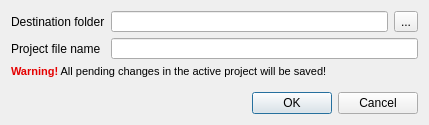
The window that src/ugeneui/src/project_support/ui/ExportProjectDialog.ui (dualword/ugene-qt4) describes before a commit, drawn with Qt 5.
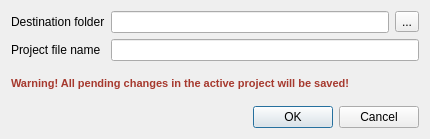
The same window after the commit.

Patch:
```diff
--- a/src/ugeneui/src/project_support/ui/ExportProjectDialog.ui
+++ b/src/ugeneui/src/project_support/ui/ExportProjectDialog.ui
@@ -6,8 +6,8 @@
    <rect>
     <x>0</x>
     <y>0</y>
-    <width>429</width>
-    <height>125</height>
+    <width>430</width>
+    <height>139</height>
    </rect>
   </property>
   <property name="windowTitle">
@@ -16,8 +16,25 @@
   <property name="modal">
    <bool>true</bool>
   </property>
-  <layout class="QVBoxLayout" name="verticalLayout">
-   <item>
+  <layout class="QGridLayout" name="gridLayout_2">
+   <item row="1" column="0">
+    <widget class="QLabel" name="warningLabel">
+     <property name="sizePolicy">
+      <sizepolicy hsizetype="Preferred" vsizetype="Preferred">
+       <horstretch>0</horstretch>
+       <verstretch>0</verstretch>
+      </sizepolicy>
+     </property>
+     <property name="text">
+      <string>&lt;!DOCTYPE HTML PUBLIC &quot;-//W3C//DTD HTML 4.0//EN&quot; &quot;http://www.w3.org/TR/REC-html40/strict.dtd&quot;&gt;
+&lt;html&gt;&lt;head&gt;&lt;meta name=&quot;qrichtext&quot; content=&quot;1&quot; /&gt;&lt;style type=&quot;text/css&quot;&gt;
+p, li { white-space: pre-wrap; }
+&lt;/style&gt;&lt;/head&gt;&lt;body style=&quot; font-family:'MS Shell Dlg 2'; font-size:8.25pt; font-weight:400; font-style:normal;&quot;&gt;
+&lt;p style=&quot; margin-top:0px; margin-bottom:0px; margin-left:0px; margin-right:0px; -qt-block-indent:0; text-indent:0px;&quot;&gt;&lt;span style=&quot; font-size:8pt; font-weight:600; color:#a6392e;&quot;&gt;Warning! All pending changes in the active project will be saved!&lt;/span&gt;&lt;/p&gt;&lt;/body&gt;&lt;/html&gt;</string>
+     </property>
+    </widget>
+   </item>
+   <item row="0" column="0">
     <layout class="QGridLayout" name="gridLayout">
      <item row="0" column="0">
       <widget class="QLabel" name="label">
@@ -27,14 +44,7 @@
       </widget>
      </item>
      <item row="0" column="1">
-      <widget class="QLineEdit" name="exportFolderEdit">
-       <property name="minimumSize">
-        <size>
-         <width>145</width>
-         <height>2</height>
-        </size>
-       </property>
-      </widget>
+      <widget class="QLineEdit" name="exportFolderEdit"/>
      </item>
      <item row="0" column="2">
       <widget class="QToolButton" name="browseButton">
@@ -51,72 +61,17 @@
       </widget>
      </item>
      <item row="1" column="1" colspan="2">
-      <widget class="QLineEdit" name="projectFileEdit">
-       <property name="minimumSize">
-        <size>
-         <width>145</width>
-         <height>2</height>
-        </size>
-       </property>
-      </widget>
+      <widget class="QLineEdit" name="projectFileEdit"/>
      </item>
     </layout>
    </item>
-   <item>
-    <widget class="QLabel" name="warningLabel">
-     <property name="text">
-      <string>&lt;!DOCTYPE HTML PUBLIC &quot;-//W3C//DTD HTML 4.0//EN&quot; &quot;http://www.w3.org/TR/REC-html40/strict.dtd&quot;&gt;
-&lt;html&gt;&lt;head&gt;&lt;meta name=&quot;qrichtext&quot; content=&quot;1&quot; /&gt;&lt;style type=&quot;text/css&quot;&gt;
-p, li { white-space: pre-wrap; }
-&lt;/style&gt;&lt;/head&gt;&lt;body style=&quot; font-family:'MS Shell Dlg 2'; font-size:8.25pt; font-weight:400; font-style:normal;&quot;&gt;
-&lt;p style=&quot; margin-top:0px; margin-bottom:0px; margin-left:0px; margin-right:0px; -qt-block-indent:0; text-indent:0px;&quot;&gt;&lt;span style=&quot; font-size:8pt; font-weight:600; color:#e50000;&quot;&gt;Warning!&lt;/span&gt;&lt;span style=&quot; font-size:8pt;&quot;&gt; All pending changes in the active project will be saved!&lt;/span&gt;&lt;/p&gt;&lt;/body&gt;&lt;/html&gt;</string>
+   <item row="2" column="0">
+    <widget class="QDialogButtonBox" name="buttonBox">
+     <property name="standardButtons">
+      <set>QDialogButtonBox::Cancel|QDialogButtonBox::Ok</set>
      </property>
     </widget>
    </item>
-   <item>
-    <spacer name="verticalSpacer">
-     <property name="orientation">
-      <enum>Qt::Vertical</enum>
-     </property>
-     <property name="sizeHint" stdset="0">
-      <size>
-       <width>20</width>
-       <height>10</height>
-      </size>
-     </property>
-    </spacer>
-   </item>
-   <item>
-    <layout class="QHBoxLayout" name="horizontalLayout">
-     <item>
-      <spacer name="horizontalSpacer">
-       <property name="orientation">
-        <enum>Qt::Horizontal</enum>
-       </property>
-       <property name="sizeHint" stdset="0">
-        <size>
-         <width>40</width>
-         <height>20</height>
-        </size>
-       </property>
-      </spacer>
-     </item>
-     <item>
-      <widget class="QPushButton" name="OKButton">
-       <property name="text">
-        <string>OK</string>
-       </property>
-      </widget>
-     </item>
-     <item>
-      <widget class="QPushButton" name="CancelButton">
-       <property name="text">
-        <string>Cancel</string>
-       </property>
-      </widget>
-     </item>
-    </layout>
-   </item>
   </layout>
  </widget>
  <resources/>
```
Left out of the diff: 24 changed lines with no effect on the pictures.
